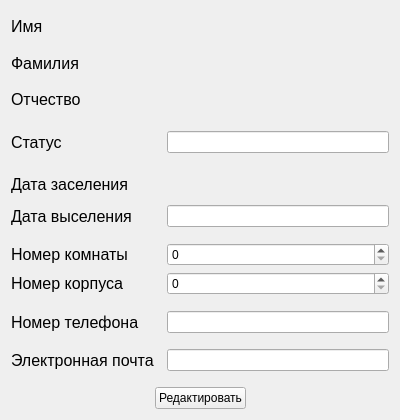
Qt form Proto/work_proto/redacthuman.ui (rogurotus/Work) before a commit.
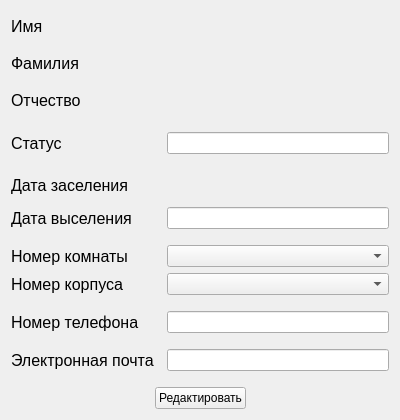
The same form after that commit.

What changed in the file:
```diff
--- a/Proto/work_proto/redacthuman.ui
+++ b/Proto/work_proto/redacthuman.ui
@@ -253,20 +253,7 @@
       </layout>
      </item>
      <item>
-      <widget class="QSpinBox" name="room_number_spinbox">
-       <property name="minimumSize">
-        <size>
-         <width>100</width>
-         <height>0</height>
-        </size>
-       </property>
-       <property name="maximumSize">
-        <size>
-         <width>999</width>
-         <height>16777215</height>
-        </size>
-       </property>
-      </widget>
+      <widget class="QComboBox" name="room_combobox"/>
      </item>
     </layout>
    </item>
@@ -301,20 +288,7 @@
       </layout>
      </item>
      <item>
-      <widget class="QSpinBox" name="building_number_spinbox">
-       <property name="minimumSize">
-        <size>
-         <width>100</width>
-         <height>0</height>
-        </size>
-       </property>
-       <property name="maximumSize">
-        <size>
-         <width>999</width>
-         <height>16777215</height>
-        </size>
-       </property>
-      </widget>
+      <widget class="QComboBox" name="building_combobox"/>
      </item>
     </layout>
    </item>
```
